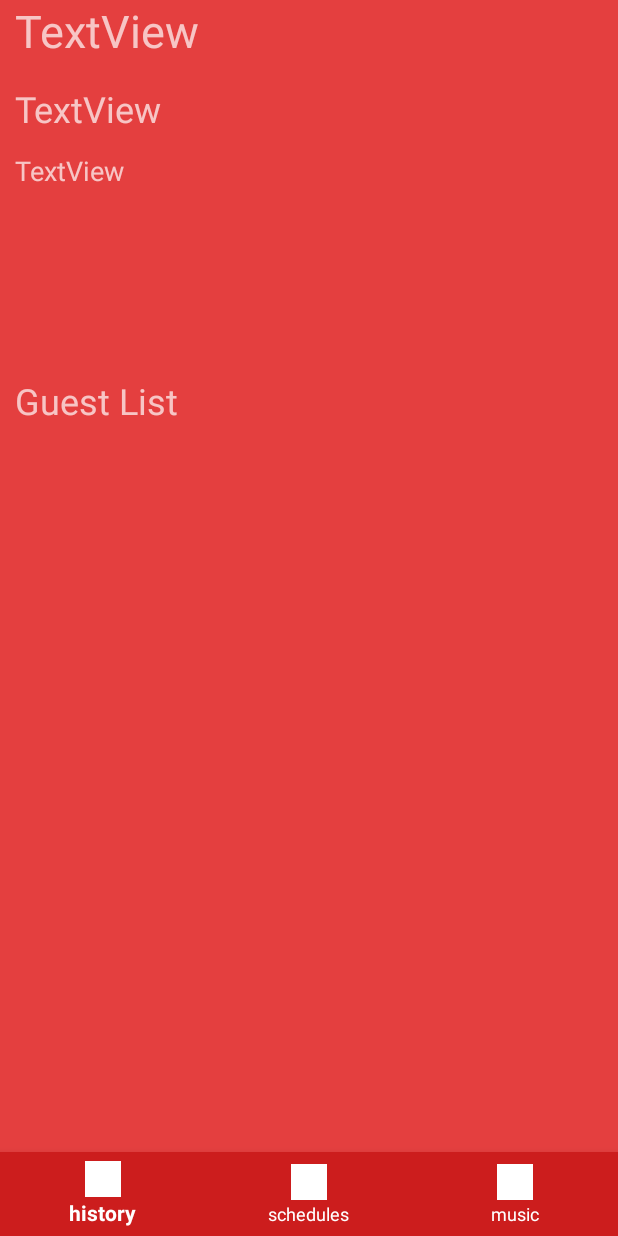
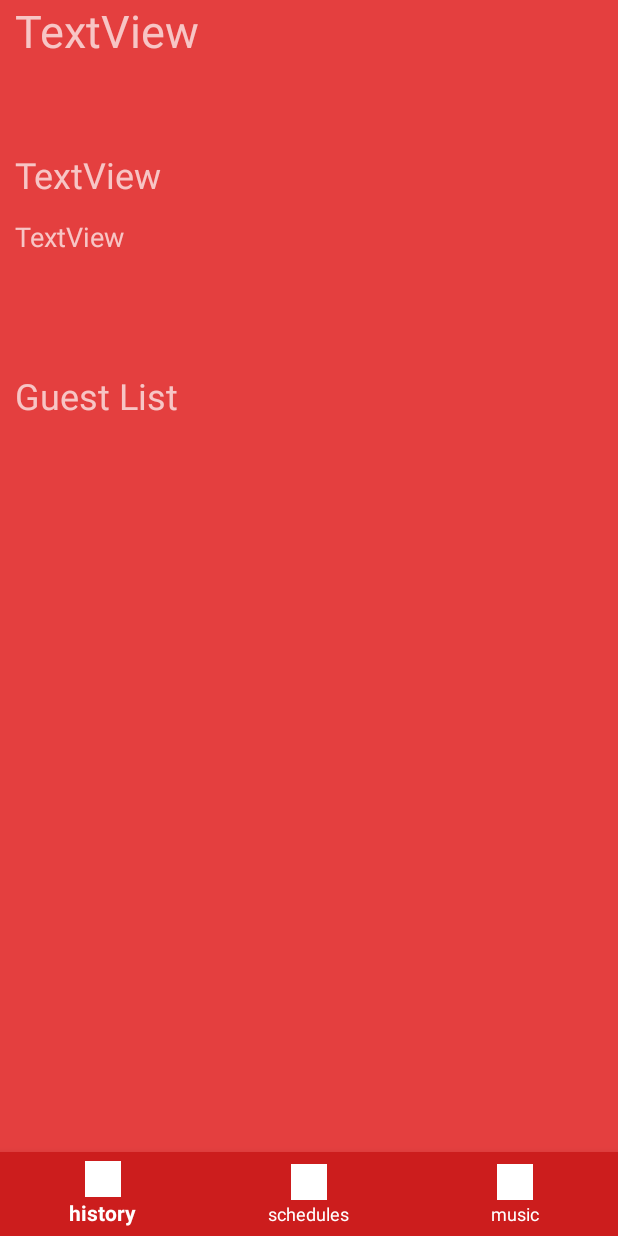
Before and after one commit to thomas-liao/Food_Mate, an Android app: the layout activity_detail_history.xml on its own in the app's theme, with its tools: preview values and no code run, on a phone screen of 412 x 824 dp. Run offline under Robolectric (Android 15) with nearby library versions, the phone set to English and light mode, and no system bars; network calls fail.

Commit message:
modify detailed review history

```diff
--- a/FoodMate/app/src/main/res/layout/activity_detail_history.xml
+++ b/FoodMate/app/src/main/res/layout/activity_detail_history.xml
@@ -22,9 +22,9 @@
         android:orientation="vertical">
 
         <TextView
-            android:id="@+id/restuarnt_name"
+            android:id="@+id/reservation_name"
             android:layout_width="match_parent"
-            android:layout_height="56dp"
+            android:layout_height="100dp"
             android:paddingLeft="10dp"
             android:paddingRight="10dp"
             android:text="TextView"
@@ -44,7 +44,7 @@
         <TextView
             android:id="@+id/reservation_description"
             android:layout_width="match_parent"
-            android:layout_height="149dp"
+            android:layout_height="102dp"
             android:paddingLeft="10dp"
             android:paddingRight="10dp"
             android:text="TextView"
@@ -74,6 +74,7 @@
             android:id="@+id/reservation_guest_list"
             android:layout_width="match_parent"
             android:layout_height="wrap_content"
+            android:paddingLeft="10dp"
             android:visibility="visible">
 
         </android.support.v7.widget.RecyclerView>
```
Also changed, not shown: FoodMate/app/src/main/java/jhu/oose/group18/foodmate/DetailHistoryActivity.java (+9 -11 lines).
